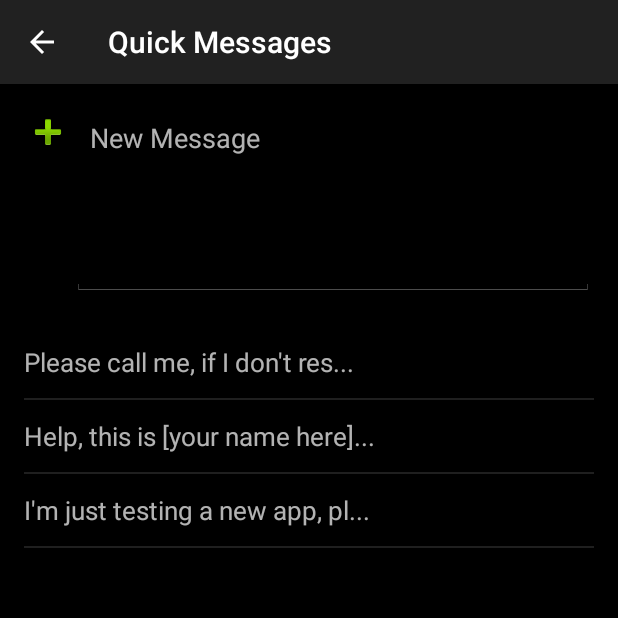
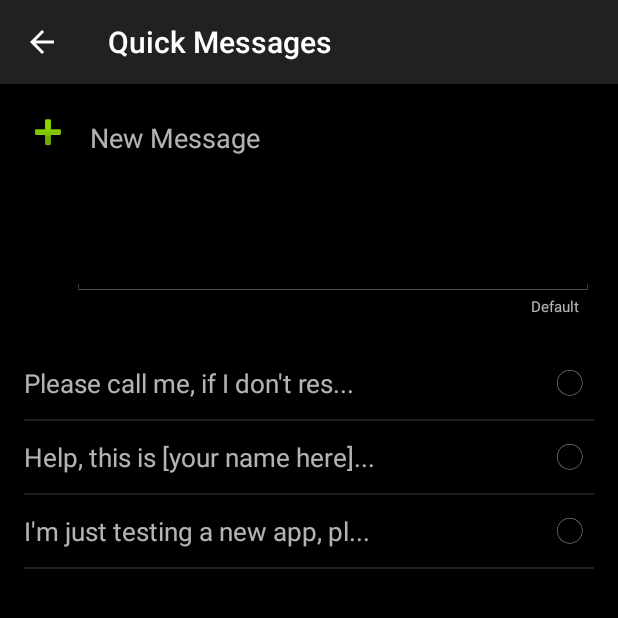
Before and after one commit to CS499-PanicAssist/PanicAssist, an Android app: the QuickMessagesActivity screen opened directly, with no data from a screen before it, on a phone screen of 412 x 824 dp, the top half of it. Run offline under Robolectric (Android 15) with nearby library versions, the phone set to English and light mode, and no system bars.

Commit message:
Adding in default message selector

```diff
--- a/SaveMe/app/src/main/java/edu/cpp/preston/PanicAssist/EmergencyNumbersActivity.java
+++ b/SaveMe/app/src/main/java/edu/cpp/preston/PanicAssist/EmergencyNumbersActivity.java
@@ -1,5 +1,6 @@
 package edu.cpp.preston.PanicAssist;
 
+import android.app.Activity;
 import android.app.AlertDialog;
 import android.content.Context;
 import android.content.DialogInterface;
@@ -50,7 +51,7 @@ public class EmergencyNumbersActivity extends ActionBarActivity {
             @Override
             public void onItemClick(AdapterView<?> adapterView, View view, final int i, long l) {
 
-                final AlertDialog.Builder builder = new AlertDialog.Builder(getApplicationContext());
+                final AlertDialog.Builder builder = new AlertDialog.Builder(getActivity());
                 builder.setIcon(android.R.drawable.ic_menu_call);
                 builder.setMessage(phoneNumbers.get(i).getName() + "\n" + phoneNumbers.get(i).getNumber());
 
@@ -144,4 +145,8 @@ public class EmergencyNumbersActivity extends ActionBarActivity {
         });
     }
 
+    private Activity getActivity(){
+        return this;
+    }
+
 }
--- a/SaveMe/app/src/main/res/layout/activity_quick_messages.xml
+++ b/SaveMe/app/src/main/res/layout/activity_quick_messages.xml
@@ -37,6 +37,16 @@
 
     </LinearLayout>
 
+    <TextView
+        android:layout_width="wrap_content"
+        android:layout_height="wrap_content"
+        android:textSize="10sp"
+        android:text="Default"
+        android:paddingEnd="10dp"
+        android:paddingRight="10dp"
+        android:layout_gravity="end"
+        />
+
     <ListView
         android:paddingTop="20dp"
         android:layout_width="match_parent"
--- a/SaveMe/app/src/main/res/layout/item_quick_text.xml
+++ b/SaveMe/app/src/main/res/layout/item_quick_text.xml
@@ -1,17 +1,26 @@
 <?xml version="1.0" encoding="utf-8"?>
 
-<RelativeLayout
+<LinearLayout
     xmlns:android="http://schemas.android.com/apk/res/android"
     android:layout_width="match_parent"
     android:layout_height="wrap_content"
-    android:layout_margin="5dp">
+    android:layout_margin="5dp"
+    android:orientation="horizontal">
 
     <TextView
         android:id="@+id/quickTextPreviewText"
-        android:layout_width="wrap_content"
+        android:layout_width="0dp"
+        android:layout_weight="90"
         android:layout_height="wrap_content"
         android:textSize="17sp"
         android:paddingTop="12dp"
         android:paddingBottom="12dp"/>
 
-</RelativeLayout>
+    <RadioButton
+        android:layout_width="wrap_content"
+        android:layout_height="wrap_content"
+        android:id="@+id/default_radio_button"
+        android:gravity="end"
+        android:layout_gravity="center_vertical"/>
+
+</LinearLayout>
```
